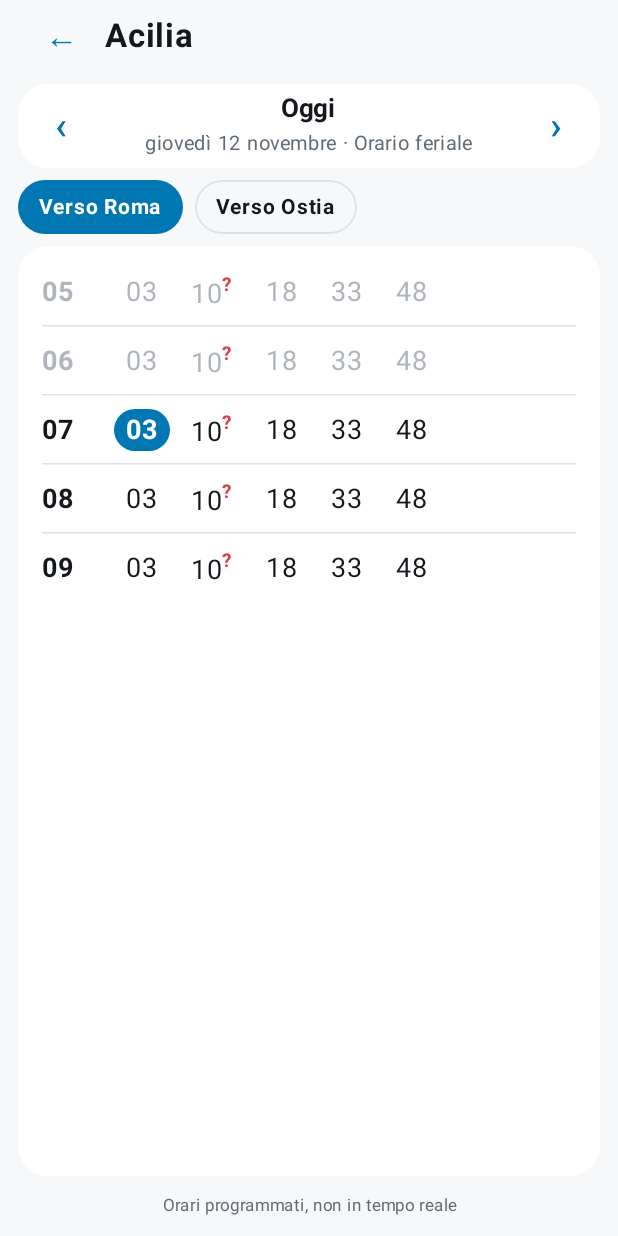
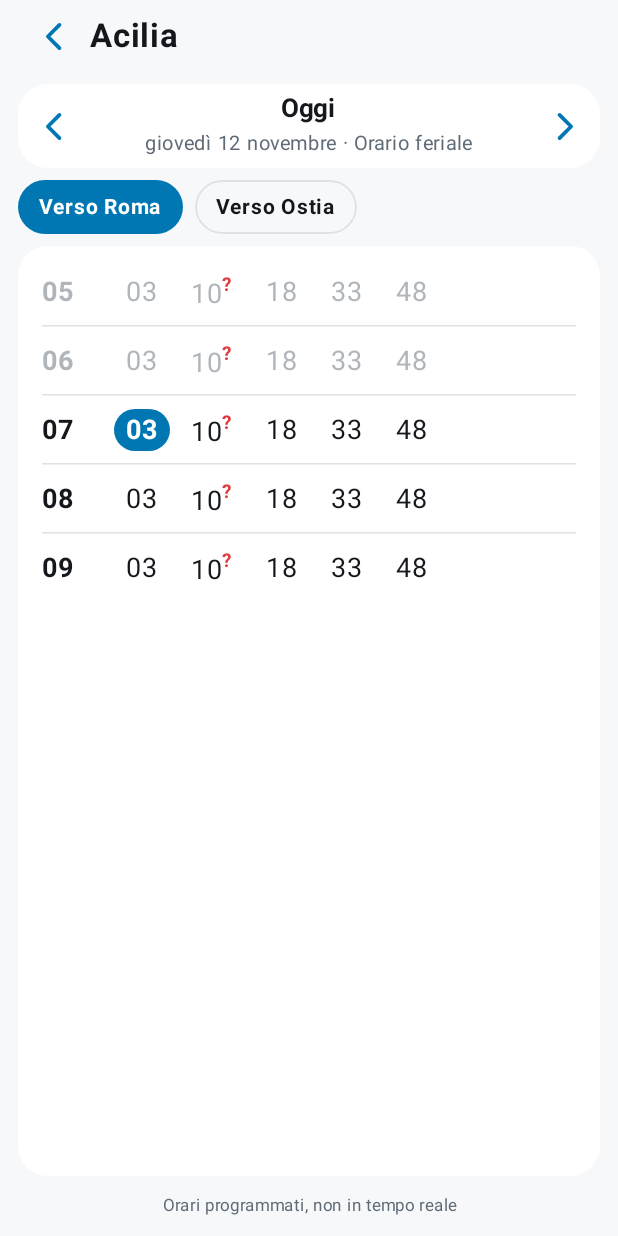
Before and after one commit to edoppiap/metromare_next_trains, an Android app built with Jetpack Compose: the @Preview function DayScreenPreview, on a phone screen of 412 x 824 dp. Run offline under Robolectric (Android 15) with nearby library versions, the phone set to English and light mode, and no system bars.

Commit message:
Icone indietro e cambio giorno
Co-Authored-By: Claude Opus 5.5 <noreply@anthropic.com>

```diff
--- a/app/src/main/java/io/github/edoppiap/orarilido/ui/DayScreen.kt
+++ b/app/src/main/java/io/github/edoppiap/orarilido/ui/DayScreen.kt
@@ -1,6 +1,7 @@
 package io.github.edoppiap.orarilido.ui
 
 import androidx.activity.compose.BackHandler
+import androidx.compose.foundation.Canvas
 import androidx.compose.foundation.background
 import androidx.compose.foundation.border
 import androidx.compose.foundation.clickable
@@ -13,6 +14,7 @@ import androidx.compose.foundation.layout.fillMaxSize
 import androidx.compose.foundation.layout.fillMaxWidth
 import androidx.compose.foundation.layout.padding
 import androidx.compose.foundation.layout.safeDrawing
+import androidx.compose.foundation.layout.size
 import androidx.compose.foundation.layout.width
 import androidx.compose.foundation.layout.windowInsetsPadding
 import androidx.compose.foundation.lazy.LazyColumn
@@ -20,14 +22,19 @@ import androidx.compose.foundation.lazy.itemsIndexed
 import androidx.compose.foundation.lazy.rememberLazyListState
 import androidx.compose.foundation.shape.RoundedCornerShape
 import androidx.compose.material3.HorizontalDivider
+import androidx.compose.material3.IconButton
 import androidx.compose.material3.MaterialTheme
 import androidx.compose.material3.Text
-import androidx.compose.material3.TextButton
 import androidx.compose.runtime.Composable
 import androidx.compose.runtime.LaunchedEffect
 import androidx.compose.ui.Alignment
 import androidx.compose.ui.Modifier
 import androidx.compose.ui.draw.clip
+import androidx.compose.ui.graphics.Color
+import androidx.compose.ui.graphics.Path
+import androidx.compose.ui.graphics.StrokeCap
+import androidx.compose.ui.graphics.StrokeJoin
+import androidx.compose.ui.graphics.drawscope.Stroke
 import androidx.compose.ui.text.SpanStyle
 import androidx.compose.ui.text.buildAnnotatedString
 import androidx.compose.ui.text.font.FontWeight
@@ -90,7 +97,7 @@ fun DayScreen(
     ) {
         // Intestazione: indietro + nome stazione
         Row(verticalAlignment = Alignment.CenterVertically) {
-            TextButton(onClick = onBack) { Text("←", fontSize = 22.sp) }
+            IconButton(onClick = onBack) { Chevron(colors.primary, pointsLeft = true) }
             Text(day.stationName, fontSize = 22.sp, fontWeight = FontWeight.Bold, color = colors.onBackground)
         }
 
@@ -104,7 +111,7 @@ fun DayScreen(
                 .padding(vertical = 4.dp),
             verticalAlignment = Alignment.CenterVertically,
         ) {
-            TextButton(onClick = { onShiftDay(-1) }) { Text("‹", fontSize = 26.sp) }
+            IconButton(onClick = { onShiftDay(-1) }) { Chevron(colors.primary, pointsLeft = true) }
             Column(Modifier.weight(1f), horizontalAlignment = Alignment.CenterHorizontally) {
                 Text(
                     day.relativeDay ?: day.dateLabel.replaceFirstChar { it.uppercase() },
@@ -118,7 +125,7 @@ fun DayScreen(
                     color = colors.onSurfaceVariant,
                 )
             }
-            TextButton(onClick = { onShiftDay(1) }) { Text("›", fontSize = 26.sp) }
+            IconButton(onClick = { onShiftDay(1) }) { Chevron(colors.primary, pointsLeft = false) }
         }
 
         // Direzioni: pillole, quella scelta è piena
@@ -249,3 +256,19 @@ private fun DayScreenPreview() {
         )
     }
 }
+
+/** Icona "<" o ">" disegnata a mano (due tratti arrotondati): indietro e cambio giorno. */
+@Composable
+private fun Chevron(color: Color, pointsLeft: Boolean) {
+    Canvas(Modifier.size(22.dp)) {
+        val stroke = 2.5.dp.toPx()
+        val path = Path().apply {
+            val tip = if (pointsLeft) 0.30f else 0.70f    // la punta
+            val ends = if (pointsLeft) 0.65f else 0.35f   // le estremità
+            moveTo(size.width * ends, size.height * 0.15f)
+            lineTo(size.width * tip, size.height * 0.50f)
+            lineTo(size.width * ends, size.height * 0.85f)
+        }
+        drawPath(path, color, style = Stroke(width = stroke, cap = StrokeCap.Round, join = StrokeJoin.Round))
+    }
+}
```
